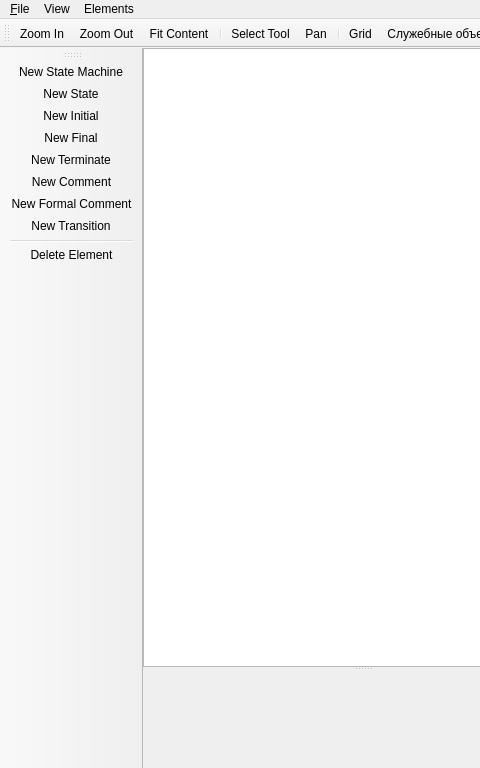
Qt form smeditor_window.ui (dralex/CyberiadaHSM-Editor) before a commit; both pictures show x 0 to 480 and y 0 to 768 of the 1024 by 768 pixel window.
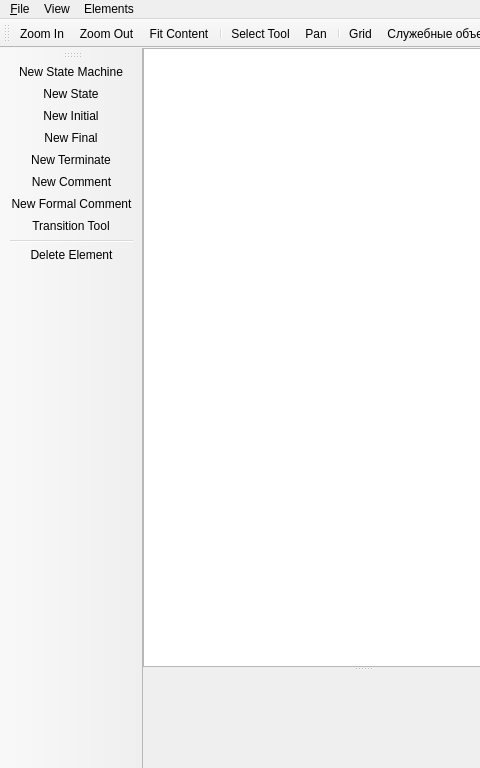
The same form after that commit. Icons and pictures are not drawn. Custom widgets are drawn as their Qt base class.

Commit message: create transitions with the transition tool only

```diff
--- a/smeditor_window.ui
+++ b/smeditor_window.ui
@@ -383,7 +383,10 @@
      <normaloff>:/Icons/images/trans.png</normaloff>:/Icons/images/trans.png</iconset>
    </property>
    <property name="text">
-    <string>New Transition</string>
+    <string>Transition Tool</string>
+   </property>
+   <property name="toolTip">
+    <string>Transition Tool</string>
    </property>
   </action>
   <action name="actionNewChoise">
```
Left out of the diff: 20 changed lines with no effect on the pictures. The commit also changes 7 other files.
